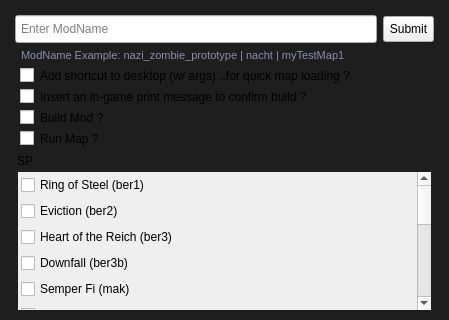
This is src/resources/ui/main_window.ui in ModOpsHQ/WaW-Stock-Map-Script-Placer as Qt 5 draws it before an edit; both pictures show x 0 to 449 and y 0 to 320 of the 449 by 634 pixel window. The edited form follows.
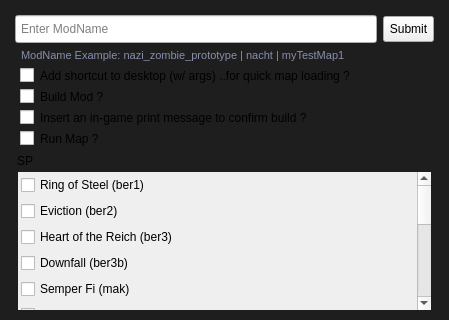
This is the edited form. Icons and pictures are not drawn.

Diff of the .ui file:
```diff
--- a/src/resources/ui/main_window.ui
+++ b/src/resources/ui/main_window.ui
@@ -798,22 +798,22 @@
            </widget>
           </item>
           <item>
-           <widget class="QCheckBox" name="insert_ingame_print_msg_cbox">
+           <widget class="QCheckBox" name="build_mod_cbox">
             <property name="styleSheet">
              <string notr="true">QCheckBox {padding-left: 5px;}</string>
             </property>
             <property name="text">
-             <string>Insert an in-game print message to confirm build ?</string>
+             <string>Build Mod ?</string>
             </property>
            </widget>
           </item>
           <item>
-           <widget class="QCheckBox" name="build_mod_cbox">
+           <widget class="QCheckBox" name="insert_ingame_print_msg_cbox">
             <property name="styleSheet">
              <string notr="true">QCheckBox {padding-left: 5px;}</string>
             </property>
             <property name="text">
-             <string>Build Mod ?</string>
+             <string>Insert an in-game print message to confirm build ?</string>
             </property>
            </widget>
           </item>
```
